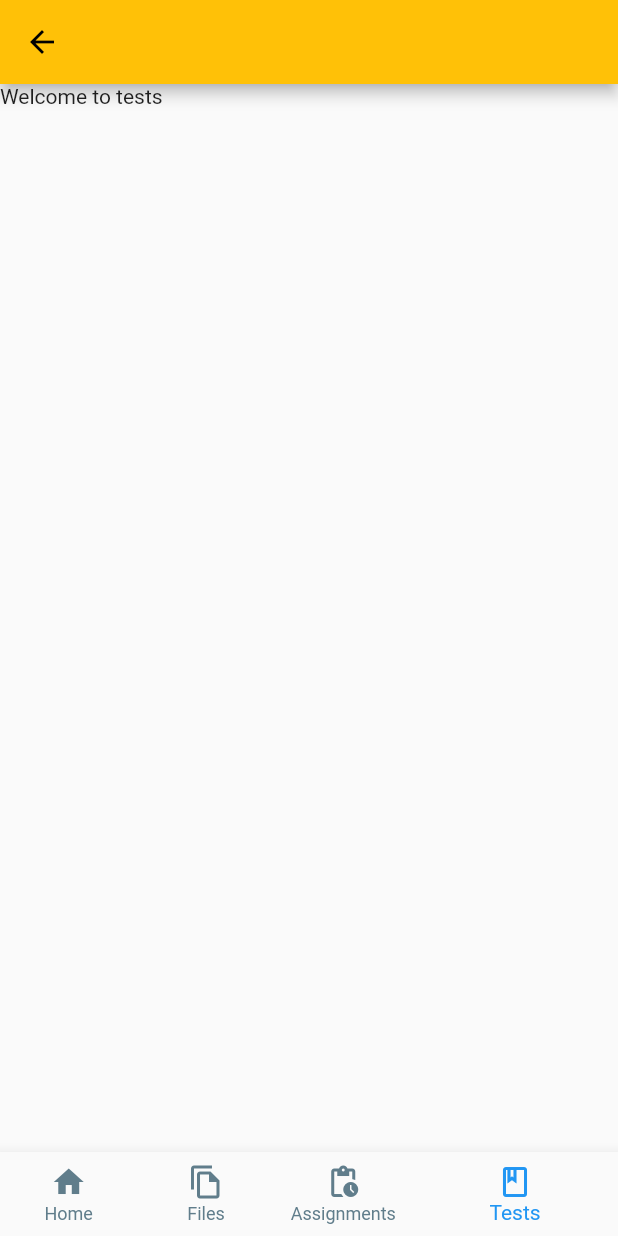
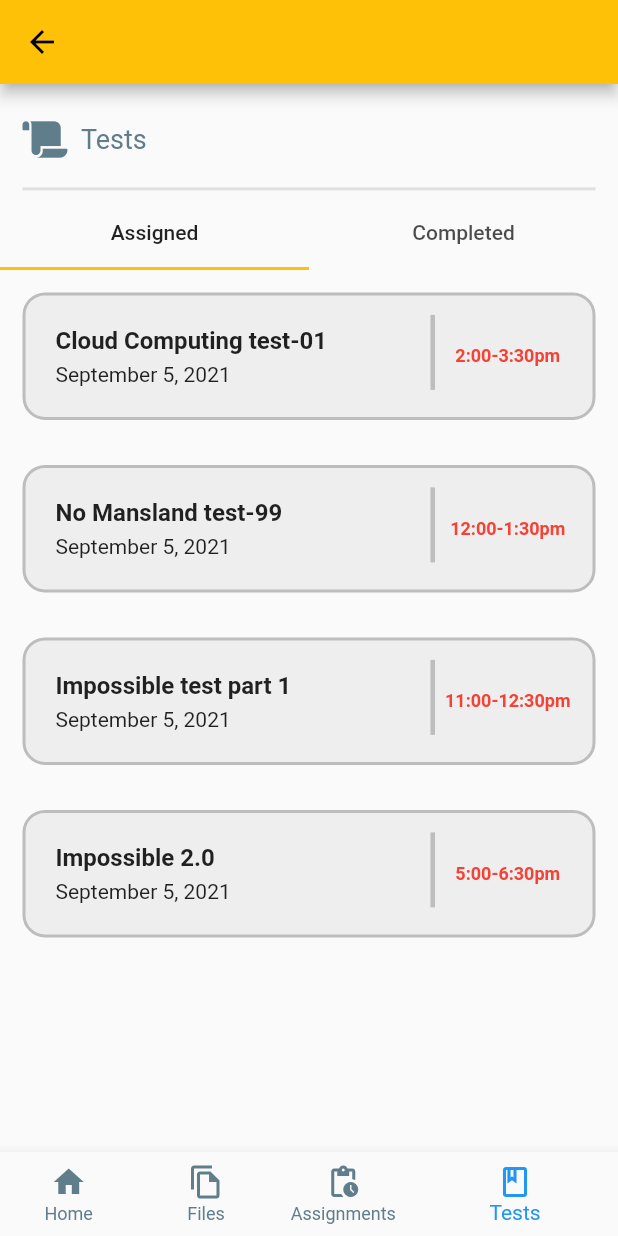
Before and after one commit to anand2k19/UniversityManagementSystem, a Flutter app: the SubjectTabsScreen screen opened directly with empty values, item 4 of the bottom bar chosen, on a phone screen of 412 x 824 dp. Run offline on Flutter 3.47's test engine with Material 2 defaults, Android fonts, the light colour scheme and no system bars; our stand-ins replace font_awesome_flutter, table_calendar.

Commit message:
tests page and assignments page

```diff
--- /dev/null
+++ b/lib/models/test.dart
@@ -0,0 +1,25 @@
+import "package:flutter/material.dart";
+
+class Test {
+  final String testId;
+  final String testName;
+  final String subjectCode;
+  final DateTime date;
+  final String gate;
+  final String duration;
+  final String testTeacher;
+  final String testIntro;
+  final String testScore;
+
+  Test({
+    required this.testId,
+    required this.testName,
+    required this.subjectCode,
+    required this.date,
+    required this.gate,
+    required this.duration,
+    this.testTeacher = "None",
+    this.testIntro = "None",
+    this.testScore = "nil",
+  });
+}
--- /dev/null
+++ b/lib/subject_page/dummy_tests.dart
@@ -0,0 +1,37 @@
+import "package:flutter/material.dart";
+
+import '../models/test.dart';
+
+final List<Test> dummyTest = [
+  Test(
+      testId: "a1",
+      subjectCode: "19CSE302",
+      testName: "Cloud Computing test-01",
+      date: DateTime.now(),
+      gate: "2:00-3:30pm",
+      duration: "10min",
+      testScore: "50"),
+  Test(
+      testId: "a4",
+      subjectCode: "19CSE302",
+      testName: "No Mansland test-99",
+      date: DateTime.now(),
+      gate: "12:00-1:30pm",
+      duration: "1.5 hrs",
+      testScore: "76.4"),
+  Test(
+      testId: "a3",
+      subjectCode: "19CSE302",
+      testName: "Impossible test part 1",
+      date: DateTime.now(),
+      gate: "11:00-12:30pm",
+      duration: "1 hr",
+      testScore: "90"),
+  Test(
+      testId: "a2",
+      subjectCode: "19CSE302",
+      testName: "Impossible 2.0",
+      date: DateTime.now(),
+      gate: "5:00-6:30pm",
+      duration: "20 min"),
+];
--- /dev/null
+++ b/lib/subject_page/multipage-comp/multipage_header.dart
@@ -0,0 +1,34 @@
+import "package:flutter/material.dart";
+
+class MultiPageHeader extends StatelessWidget {
+  final String title;
+  final IconData titleIcon;
+  final double titleHeight;
+
+  MultiPageHeader(this.title, this.titleIcon, this.titleHeight);
+
+  @override
+  Widget build(BuildContext context) {
+    return Container(
+        height: titleHeight,
+        decoration: BoxDecoration(
+            border: Border(
+                bottom: BorderSide(
+          width: 2,
+          color: Colors.grey.shade300,
+        ))),
+        margin: const EdgeInsets.symmetric(vertical: 5, horizontal: 15),
+        width: double.infinity,
+        child: Row(
+          children: [
+            Icon(titleIcon, color: Colors.blueGrey),
+            SizedBox(width: 15),
+            Text(title,
+                style: TextStyle(
+                  color: Colors.blueGrey,
+                  fontSize: 18,
+                ))
+          ],
+        ));
+  }
+}
--- /dev/null
+++ b/lib/subject_page/multipage-comp/multipage_nav.dart
@@ -0,0 +1,37 @@
+import "package:flutter/material.dart";
+
+import "./task_assigned.dart";
+import "./task_completed.dart";
+import "../../models/test.dart";
+
+class MultiPageNav extends StatefulWidget {
+  final List<Test> completedTasks;
+
+  MultiPageNav(this.completedTasks);
+
+  @override
+  _MultiPageNavState createState() => _MultiPageNavState();
+}
+
+class _MultiPageNavState extends State<MultiPageNav> {
+  @override
+  Widget build(BuildContext context) {
+    return Container(
+      height: 600,
+      child: DefaultTabController(
+        length: 2,
+        child: Scaffold(
+          appBar: TabBar(
+            tabs: [Tab(text: "Assigned"), Tab(text: "Completed")],
+          ),
+          body: TabBarView(
+            children: [
+              TaskAssigned(widget.completedTasks),
+              TaskCompleted(widget.completedTasks),
+            ],
+          ),
+        ),
+      ),
+    );
+  }
+}
--- /dev/null
+++ b/lib/subject_page/multipage-comp/task_assigned.dart
@@ -0,0 +1,77 @@
+import "package:flutter/material.dart";
+import "package:intl/intl.dart";
+
+import "../../models/test.dart";
+
+class TaskAssigned extends StatelessWidget {
+  final List<Test> completedTasks;
+
+  TaskAssigned(this.completedTasks);
+  @override
+  Widget build(BuildContext context) {
+    return SingleChildScrollView(
+      child: Container(
+        height: 700,
+        width: 10,
+        child: ListView.builder(
+          itemBuilder: (ctx, index) {
+            return Stack(children: [
+              Container(
+                height: 85,
+                alignment: Alignment.centerLeft,
+                width: 400,
+                margin:
+                    const EdgeInsets.symmetric(vertical: 15, horizontal: 15),
+                decoration: BoxDecoration(
+                    color: Colors.grey.shade200,
+                    border: Border.all(color: Colors.grey.shade400, width: 2),
+                    borderRadius: BorderRadius.circular(15)),
+                child: Container(
+                  margin: const EdgeInsets.only(
+                    left: 20,
+                  ),
+                  child: Column(
+                    crossAxisAlignment: CrossAxisAlignment.start,
+                    mainAxisAlignment: MainAxisAlignment.center,
+                    children: [
+                      Text(completedTasks[index].testName,
+                          style: TextStyle(
+                              fontWeight: FontWeight.bold, fontSize: 16)),
+                      SizedBox(
+                        height: 5,
+                      ),
+                      Text(DateFormat.yMMMMd()
+                          .format(completedTasks[index].date)),
+                    ],
+                  ),
+                ),
+              ),
+              Positioned(
+                right: 25,
+                bottom: 35,
+                child: Container(
+                    width: 100,
+                    margin: const EdgeInsets.only(left: 30),
+                    padding: const EdgeInsets.only(bottom: 10, top: 15),
+                    alignment: Alignment.center,
+                    height: 50,
+                    decoration: BoxDecoration(
+                        border: Border(
+                            left: BorderSide(
+                                width: 3, color: Colors.grey.shade400))),
+                    child: Text(
+                      completedTasks[index].gate,
+                      style: TextStyle(
+                          fontSize: 12,
+                          color: Colors.red,
+                          fontWeight: FontWeight.bold),
+                    )),
+              ),
+            ]);
+          },
+          itemCount: completedTasks.length,
+        ),
+      ),
+    );
+  }
+}
--- /dev/null
+++ b/lib/subject_page/multipage-comp/task_completed.dart
@@ -0,0 +1,77 @@
+import "package:flutter/material.dart";
+import "package:intl/intl.dart";
+
+import "../../models/test.dart";
+
+class TaskCompleted extends StatelessWidget {
+  final List<Test> completedTasks;
+
+  TaskCompleted(this.completedTasks);
+  @override
+  Widget build(BuildContext context) {
+    return SingleChildScrollView(
+      child: Container(
+        height: 700,
+        width: 10,
+        child: ListView.builder(
+          itemBuilder: (ctx, index) {
+            return Stack(children: [
+              Container(
+                height: 85,
+                alignment: Alignment.centerLeft,
+                width: 400,
+                margin:
+                    const EdgeInsets.symmetric(vertical: 15, horizontal: 15),
+                decoration: BoxDecoration(
+                    color: Colors.grey.shade200,
+                    border: Border.all(color: Colors.grey.shade400, width: 2),
+                    borderRadius: BorderRadius.circular(15)),
+                child: Container(
+                  margin: const EdgeInsets.only(
+                    left: 20,
+                  ),
+                  child: Column(
+                    crossAxisAlignment: CrossAxisAlignment.start,
+                    mainAxisAlignment: MainAxisAlignment.center,
+                    children: [
+                      Text(completedTasks[index].testName,
+                          style: TextStyle(
+                              fontWeight: FontWeight.bold, fontSize: 16)),
+                      SizedBox(
+                        height: 5,
+                      ),
+                      Text(DateFormat.yMMMMd()
+                          .format(completedTasks[index].date)),
+                    ],
+                  ),
+                ),
+              ),
+              Positioned(
+                right: 25,
+                bottom: 35,
+                child: Container(
+                    width: 100,
+                    margin: const EdgeInsets.only(left: 30),
+                    padding: const EdgeInsets.only(bottom: 10, top: 15),
+                    alignment: Alignment.center,
+                    height: 50,
+                    decoration: BoxDecoration(
+                        border: Border(
+                            left: BorderSide(
+                                width: 3, color: Colors.grey.shade400))),
+                    child: Text(
+                      "Score: ${completedTasks[index].testScore}",
+                      style: TextStyle(
+                          fontSize: 15,
+                          color: Colors.green,
+                          fontWeight: FontWeight.bold),
+                    )),
+              ),
+            ]);
+          },
+          itemCount: completedTasks.length,
+        ),
+      ),
+    );
+  }
+}
--- a/lib/subject_page/subjectpage_comp/announcement.dart
+++ b/lib/subject_page/subjectpage_comp/announcement.dart
@@ -1,5 +1,6 @@
 import "package:flutter/material.dart";
 import "package:intl/intl.dart";
+import "package:font_awesome_flutter/font_awesome_flutter.dart";
 
 import '../../models/note.dart';
 import '../subjectpage_screens/subject_page.dart';
@@ -82,7 +83,7 @@ class _AnnouncementState extends State<Announcement> {
         ),
         if (SubjectPage.mode)
           Positioned(
-            right: 0,
+            right: 3,
             bottom: 0,
             child: IconButton(
                 iconSize: 20,
@@ -90,7 +91,7 @@ class _AnnouncementState extends State<Announcement> {
                 onPressed: () => setState(() {
                       widget.note.isOpen = !widget.note.isOpen;
                     }),
-                icon: const Icon(Icons.arrow_downward)),
+                icon: Icon(FontAwesomeIcons.angleDown,color:Colors.grey.shade400,size:23,)),
           ),
         if (widget.note.isOpen && SubjectPage.mode)
           Positioned(
--- a/lib/subject_page/subjectpage_screens/subject_tests.dart
+++ b/lib/subject_page/subjectpage_screens/subject_tests.dart
@@ -1,10 +1,21 @@
 import 'package:flutter/material.dart';
+import "package:font_awesome_flutter/font_awesome_flutter.dart";
+
+import '../multipage-comp/multipage_header.dart';
+import "../multipage-comp/multipage_nav.dart";
+import "../dummy_tests.dart";
 
 class SubjectTests extends StatelessWidget {
   @override
   Widget build(BuildContext context) {
-    return Container(
-      child: Text("Welcome to tests"),
+    return SingleChildScrollView(
+      child: Column(
+        children: [
+          MultiPageHeader("Tests", FontAwesomeIcons.scroll,
+              MediaQuery.of(context).size.height * 0.08),
+          MultiPageNav(dummyTest)
+        ],
+      ),
     );
   }
 }
--- a/pubspec.yaml
+++ b/pubspec.yaml
@@ -29,6 +29,7 @@ environment:
 dependencies:
   flutter:
     sdk: flutter
+  font_awesome_flutter: ^9.1.0
 
 
   # The following adds the Cupertino Icons font to your application.
```
